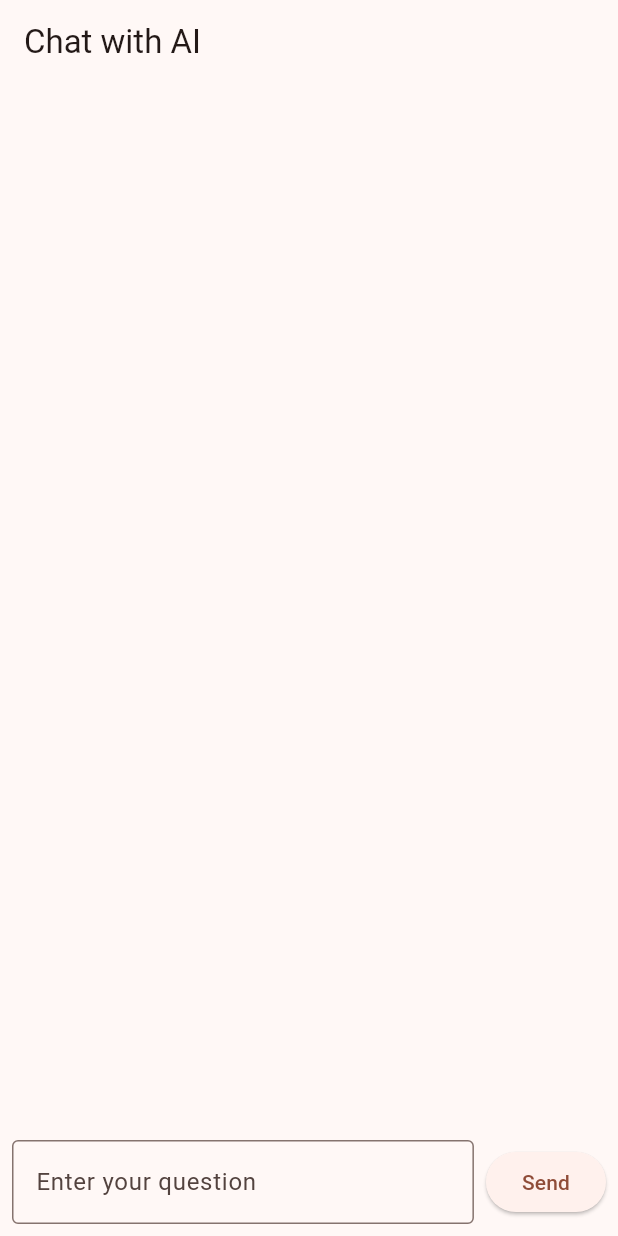
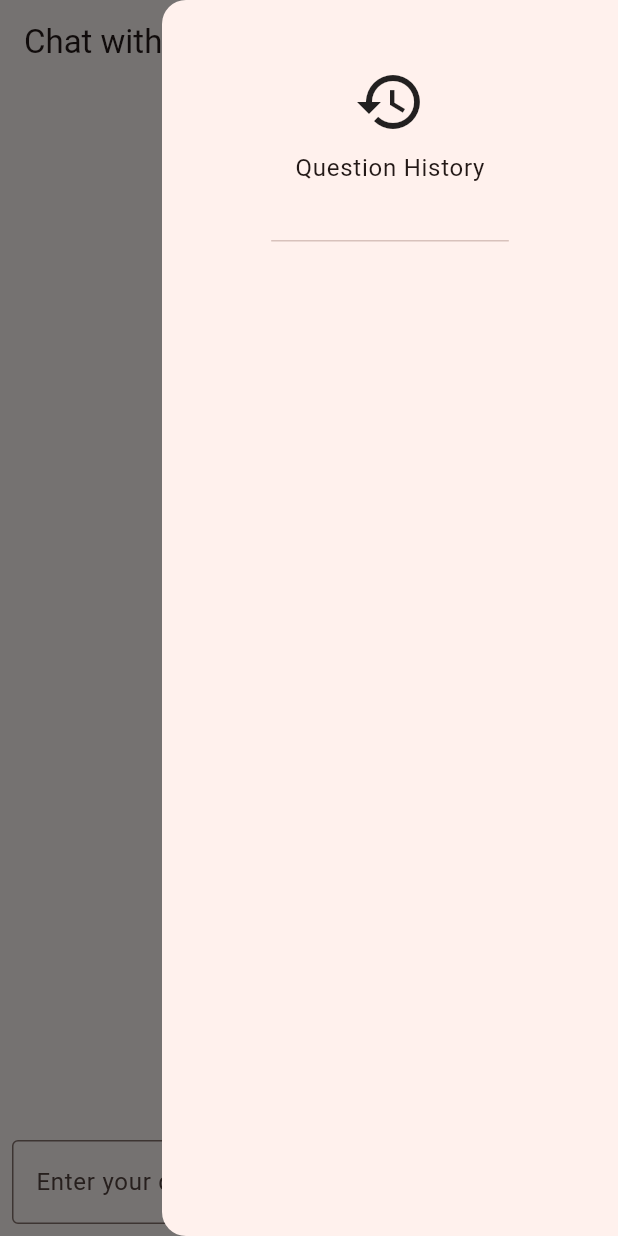
Before and after one commit to seamusapple/test_ask_demo, a Flutter app: the screen it shows after launch, with the side drawer open (before the commit the screen has no drawer), on a phone screen of 412 x 824 dp. Run offline on Flutter 3.47's test engine with Material 3 defaults, Android fonts, the phone set to English and light mode, and no system bars; missing offline and left inert: flutter_inappwebview, markdown_widget.

Commit message:
Add question history feature and enhance chat UI

```diff
--- a/lib/main.dart
+++ b/lib/main.dart
@@ -3,6 +3,19 @@ import 'package:flutter/material.dart';
 import 'package:markdown_widget/markdown_widget.dart';
 import 'package:flutter_inappwebview/flutter_inappwebview.dart';
 import 'dart:math';
+import 'dart:math' as math;
+
+class QuestionRecord {
+  final int timestamp;
+  final String question;
+  final int messageIndex;
+
+  QuestionRecord({
+    required this.timestamp,
+    required this.question,
+    required this.messageIndex,
+  });
+}
 
 void main() async {
   WidgetsFlutterBinding.ensureInitialized();
@@ -48,6 +61,7 @@ class ChatPageState extends State<ChatPage> {
   final ScrollController _scrollController = ScrollController();
   final List<Map<String, String>> _messages = [];
   InAppWebViewController? webViewController;
+  final List<QuestionRecord> _questionHistory = [];
 
   String _getPlotlyHtml(String jsonData) {
     return '''
@@ -249,9 +263,17 @@ This chart shows a simple data series with line and markers.
     if (_controller.text.isEmpty) return;
 
     setState(() {
-      // 添加用户消息
+      // Store the question in history
+      _questionHistory.add(
+        QuestionRecord(
+          timestamp: DateTime.now().millisecondsSinceEpoch,
+          question: _controller.text,
+          messageIndex: _messages.length,
+        ),
+      );
+
+      // Add messages as before
       _messages.add({'sender': 'user', 'text': _controller.text});
-      // 添加 AI 回复
       _messages.add({
         'sender': 'ai',
         'text': _fakeResponses[Random().nextInt(_fakeResponses.length)],
@@ -259,8 +281,10 @@ This chart shows a simple data series with line and markers.
     });
 
     _controller.clear();
+    _scrollToBottom();
+  }
 
-    // 滚动到列表底部
+  void _scrollToBottom() {
     Future.delayed(Duration(milliseconds: 100), () {
       if (_scrollController.hasClients) {
         _scrollController.animateTo(
@@ -272,10 +296,80 @@ This chart shows a simple data series with line and markers.
     });
   }
 
+  void _scrollToMessage(int index) {
+    if (_scrollController.hasClients) {
+      final screenHeight = MediaQuery.of(context).size.height;
+      final messagePosition = index * 100.0; // Approximate message height
+      final scrollPosition =
+          messagePosition - (screenHeight / 2) + 100.0; // Center message
+
+      _scrollController.animateTo(
+        math.max(0, scrollPosition), // Prevent negative scroll position
+        duration: Duration(milliseconds: 300),
+        curve: Curves.easeOut,
+      );
+    }
+  }
+
   @override
   Widget build(BuildContext context) {
     return Scaffold(
-      appBar: AppBar(title: Text('Chat with AI')),
+      appBar: AppBar(
+        title: Text('Chat with AI'),
+        actions: [
+          Padding(
+            padding: EdgeInsets.only(right: 16.0),
+            child: Builder(
+              builder:
+                  (BuildContext context) => IconButton(
+                    icon: Icon(Icons.history),
+                    onPressed: () => Scaffold.of(context).openEndDrawer(),
+                    tooltip: 'Question History',
+                  ),
+            ),
+          ),
+        ],
+      ),
+      endDrawer: Drawer(
+        child: Column(
+          children: [
+            DrawerHeader(
+              child: Column(
+                mainAxisAlignment: MainAxisAlignment.center,
+                children: [
+                  Icon(Icons.history, size: 48),
+                  SizedBox(height: 8),
+                  Text('Question History'),
+                ],
+              ),
+            ),
+            Expanded(
+              child: ListView.builder(
+                itemCount: _questionHistory.length,
+                itemBuilder: (context, index) {
+                  final record = _questionHistory[index];
+                  return ListTile(
+                    title: Text(
+                      record.question,
+                      maxLines: 2,
+                      overflow: TextOverflow.ellipsis,
+                    ),
+                    subtitle: Text(
+                      DateTime.fromMillisecondsSinceEpoch(
+                        record.timestamp,
+                      ).toString().substring(0, 16),
+                    ),
+                    onTap: () {
+                      Navigator.pop(context); // Close drawer
+                      _scrollToMessage(record.messageIndex);
+                    },
+                  );
+                },
+              ),
+            ),
+          ],
+        ),
+      ),
       body: Column(
         children: [
           Expanded(
```
Also changed, not shown: 3 other files.
